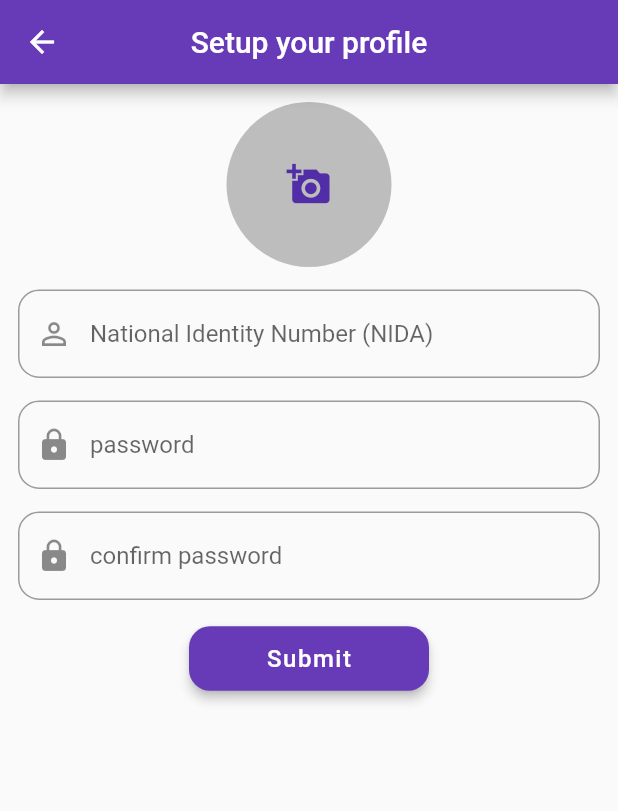
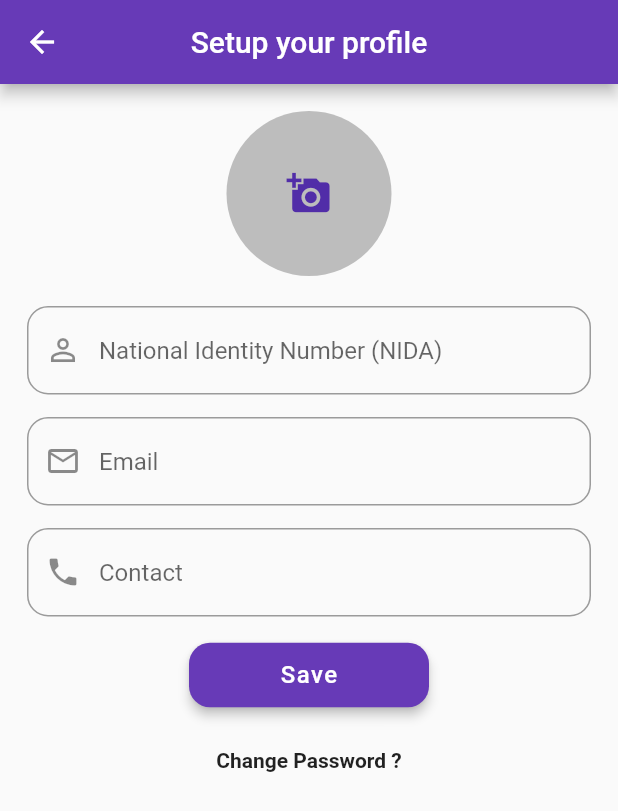
Before and after one commit to peterabel25/FYP, a Flutter app: the DriverProfile screen opened directly, on a phone screen of 412 x 824 dp. Shown: the top 811 px of the screen. Run offline on Flutter 3.47's test engine with Material 2 defaults, Android fonts, the phone set to English and light mode, and no system bars; our stand-ins replace cloud_firestore, firebase_auth, firebase_core, geolocator, google_maps_flutter, permission_handler; missing offline and left inert: side_navigation; accounts and stored records are empty.

```diff
--- a/PROJECT/school_bus_tracking_management_system/lib/driver_module/driver_screens/driver_profile.dart
+++ b/PROJECT/school_bus_tracking_management_system/lib/driver_module/driver_screens/driver_profile.dart
@@ -10,6 +10,11 @@ class DriverProfile extends StatefulWidget {
 }
 
 class _DriverProfileState extends State<DriverProfile> {
+  final nidaValidator = RegExp(r'^\d{20}$');
+  final emailValidator = RegExp(
+      r"^[a-zA-Z0-9.!#$%&'*+/=?^_`{|}~-]+@[a-zA-Z0-9](?:[a-zA-Z0-9-]{0,253}[a-zA-Z0-9])?(?:\.[a-zA-Z0-9](?:[a-zA-Z0-9-]{0,253}[a-zA-Z0-9])?)*$");
+
+
   @override
   Widget build(BuildContext context) {
     return Scaffold(
@@ -19,7 +24,7 @@ class _DriverProfileState extends State<DriverProfile> {
       ),
       body: SingleChildScrollView(
         child: Padding(
-          padding: const EdgeInsets.all(12.0),
+          padding: const EdgeInsets.all(18.0),
           child: Center(
             child: Form(
                 child: Column(
@@ -33,9 +38,17 @@ class _DriverProfileState extends State<DriverProfile> {
                   ),
                 ),
                 SizedBox(
-                  height: 15,
+                  height: 20,
                 ),
                 TextFormField(
+                  validator: (value) {
+                   // if (value == "") return "NIN is required";
+
+                    if (!nidaValidator.hasMatch(value!)) {
+                      return "NIN not valid";
+                    }
+                    return null;
+                  },
                   decoration: InputDecoration(
                       hintText: "National Identity Number (NIDA)",
                       prefixIcon: Icon(Icons.perm_identity),
@@ -47,26 +60,54 @@ class _DriverProfileState extends State<DriverProfile> {
                   height: 15,
                 ),
                 TextFormField(
-                  obscureText: true,
+                    validator: (value) {
+                     // if (value == "") return "Email is required";
+
+                       if (!emailValidator.hasMatch(value!)) {
+                         return "Email not valid";
+                       }
+                      return null;
+                    },
+                    textInputAction: TextInputAction.next,
+                    //controller: emailController,
                     decoration: InputDecoration(
-                      hintText: "password",
-                      prefixIcon: Icon(Icons.lock),
+                        hintText: "Email",
+                        prefixIcon: Icon(Icons.mail_outline),
                         border: OutlineInputBorder(
                           borderRadius: BorderRadius.circular(14.0),
                         )),
                   ),
+                // TextFormField(
+                //   obscureText: true,
+                //   decoration: InputDecoration(
+                //       hintText: "",
+                //       prefixIcon: Icon(Icons.lock),
+                //       border: OutlineInputBorder(
+                //         borderRadius: BorderRadius.circular(14.0),
+                //       )),
+                // ),
                 SizedBox(
                   height: 15,
                 ),
                 TextFormField(
-                  obscureText: true,
+                    validator: (value) {
+                      if (value == "") return "Email is required";
+
+                    //   if (!emailValidator.hasMatch(value!)) {
+                    //     return "Email not valid";
+                    //   }
+                    //   return null;
+                     },
+                    //textInputAction: TextInputAction.next,
+                    //controller: emailController,
                     decoration: InputDecoration(
-                      hintText: "confirm password",
-                      prefixIcon: Icon(Icons.lock),
+                        hintText: "Contact",
+                        prefixIcon: Icon(Icons.phone),
                         border: OutlineInputBorder(
                           borderRadius: BorderRadius.circular(14.0),
                         )),
                   ),
+
                 SizedBox(
                   height: 15,
                 ),
@@ -85,9 +126,15 @@ class _DriverProfileState extends State<DriverProfile> {
                       minimumSize: Size(160, 43),
                     ),
                     child: Text(
-                      "Submit",
+                      "Save",
                       style: TextStyle(fontSize: 16, letterSpacing: 1.0),
                     )),
+SizedBox(
+                  height: 25,
+                ),
+
+                Text("Change Password ?", style:TextStyle(fontWeight:FontWeight.bold))
+
               ],
             )),
           ),
```
Also changed, not shown: PROJECT/school_bus_tracking_management_system/lib/authentication/auth_service.dart (+26 -5 lines), PROJECT/school_bus_tracking_management_system/lib/authentication/login_page.dart (+11 -2 lines), PROJECT/school_bus_tracking_management_system/lib/authentication/password_reset.dart (added, +107 -0 lines), PROJECT/school_bus_tracking_management_system/lib/driver_module/driver_data_provider.dart (+33 -17 lines), PROJECT/school_bus_tracking_management_system/lib/driver_module/driver_screens/view_route.dart (+23 -15 lines), PROJECT/school_bus_tracking_management_system/lib/parent_module/screens/track_bus.dart (+0 -7 lines). Lines whose indentation alone changed are shown as unchanged.
